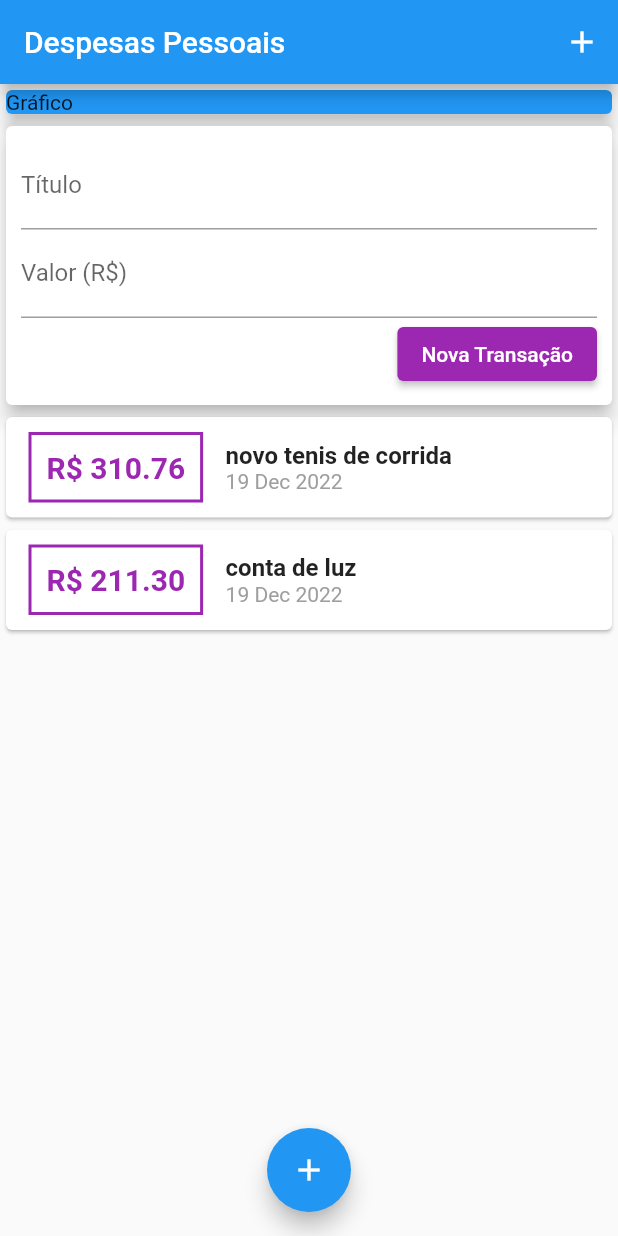
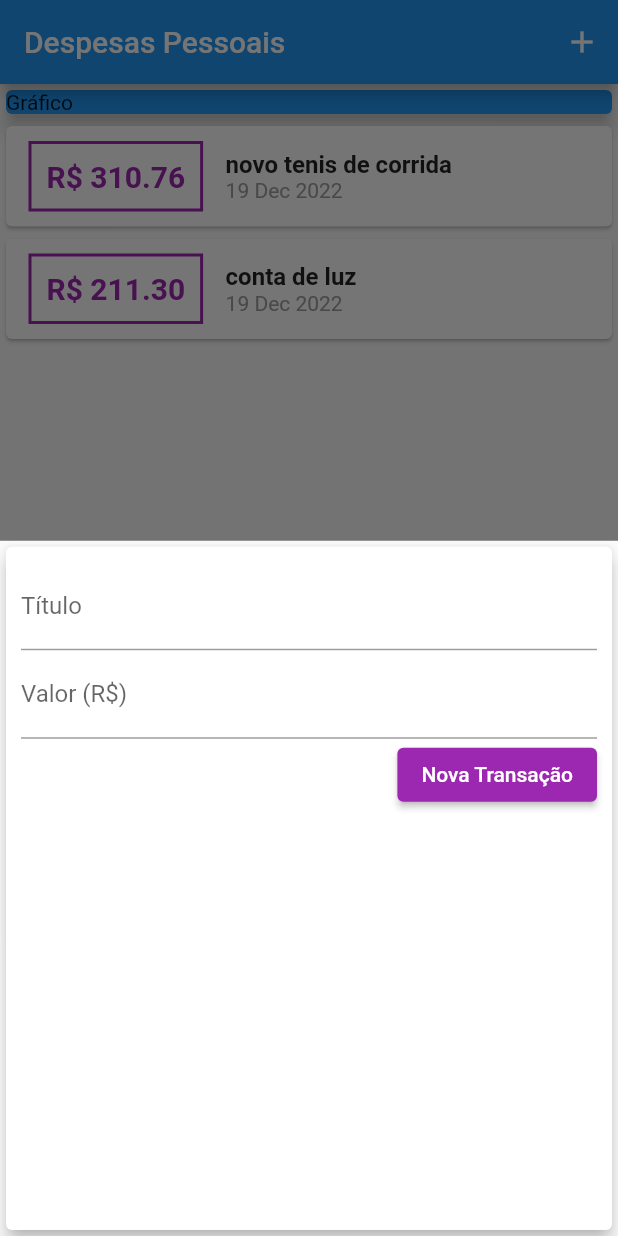
Before and after one commit to Daniel-Veloso/flutter_expenses, a Flutter app: the screen it shows after launch, after a tap on the "add" icon, on a phone screen of 412 x 824 dp. Run offline on Flutter 3.47's test engine with Material 2 defaults, Android fonts, the phone set to English and light mode, and no system bars.

Commit message:
Creating modal, testing modal opening, refactoring code (deletion of transaction_user.dart)

```diff
--- a/lib/components/transaction_form.dart
+++ b/lib/components/transaction_form.dart
@@ -1,13 +1,19 @@
 import 'package:flutter/material.dart';
 
-class TransactionForm extends StatelessWidget {
-
-  final titleController = TextEditingController();
-  final valueController = TextEditingController();
+class TransactionForm extends StatefulWidget {
 
   final void Function(String, double) onSubmit;
 
   TransactionForm(this.onSubmit, {super.key});
+
+  @override
+  State<TransactionForm> createState() => _TransactionFormState();
+}
+
+class _TransactionFormState extends State<TransactionForm> {
+  final titleController = TextEditingController();
+
+  final valueController = TextEditingController();
 
   _submitForm(){
     final title = titleController.text;
@@ -17,7 +23,7 @@ class TransactionForm extends StatelessWidget {
       return;
     }
 
-    onSubmit(title, value);
+    widget.onSubmit(title, value);
   }
 
   @override
--- a/lib/components/transaction_user.dart
+++ /dev/null
@@ -1,54 +0,0 @@
-import 'dart:math';
-
-import 'package:flutter/material.dart';
-import '../models/transaction.dart';
-import './transaction_list.dart';
-import './transaction_form.dart';
-
-class TransactionUser extends StatefulWidget {
-  const TransactionUser({super.key});
-
-  @override
-  State<TransactionUser> createState() => _TransactionUserState();
-}
-
-class _TransactionUserState extends State<TransactionUser> {
-
-  final _transactions = [
-    Transaction(
-      id: 't1',
-      title: 'novo tenis de corrida',
-      value: 310.76,
-      date: DateTime.now()
-      ),
-      Transaction(
-      id: 't2',
-      title: 'conta de luz',
-      value: 211.30,
-      date: DateTime.now()
-      ),
-  ];
-
-  _addTransaction(String title, double value){
-    final newTransaction = Transaction(
-      id: Random().nextDouble().toString(),
-      title: title,
-      value: value,
-      date: DateTime.now(),
-    );
-
-    setState(() {
-      _transactions.add(newTransaction);
-    });
-  }
-
-  @override
-  Widget build(BuildContext context) {
-    return Column(
-      children: [
-        TransactionForm(_addTransaction),
-        TransactionList(_transactions),
-      ],
-    );
-  }
-}
--- a/lib/main.dart
+++ b/lib/main.dart
@@ -1,33 +1,71 @@
+import 'dart:math';
+import 'package:expenses/components/transaction_form.dart';
 import 'package:flutter/material.dart';
-import 'components/transaction_user.dart';
+import '../models/transaction.dart';
+import './components/transaction_list.dart';
+import './components/transaction_form.dart';
 
-main(){
+main() {
   runApp(ExpensesApp());
 }
 
-class ExpensesApp extends StatelessWidget{
+class ExpensesApp extends StatelessWidget {
   const ExpensesApp({super.key});
 
   @override
-  Widget build(BuildContext context){
+  Widget build(BuildContext context) {
     return MaterialApp(
       home: MyHomePage(),
     );
   }
-
 }
 
-class MyHomePage extends StatelessWidget{
+class MyHomePage extends StatefulWidget {
+  @override
+  State<MyHomePage> createState() => _MyHomePageState();
+}
+
+class _MyHomePageState extends State<MyHomePage> {
+  final _transactions = [
+    Transaction(
+        id: 't1',
+        title: 'novo tenis de corrida',
+        value: 310.76,
+        date: DateTime.now()),
+    Transaction(
+        id: 't2', title: 'conta de luz', value: 211.30, date: DateTime.now()),
+  ];
+
+  _addTransaction(String title, double value) {
+    final newTransaction = Transaction(
+      id: Random().nextDouble().toString(),
+      title: title,
+      value: value,
+      date: DateTime.now(),
+    );
+
+    setState(() {
+      _transactions.add(newTransaction);
+    });
+  }
+
+  _openTransactionFormModal(BuildContext context) {
+    showModalBottomSheet(
+        context: context,
+        builder: (_) {
+          return TransactionForm(_addTransaction);
+        });
+  }
 
   @override
-  Widget build(BuildContext context){
+  Widget build(BuildContext context) {
     return Scaffold(
       appBar: AppBar(
         title: const Text('Despesas Pessoais'),
         actions: [
           IconButton(
             icon: const Icon(Icons.add),
-            onPressed: () {}
+            onPressed: () => _openTransactionFormModal(context)
           ),
         ],
       ),
@@ -42,16 +80,15 @@ class MyHomePage extends StatelessWidget{
                 elevation: 5,
               ),
             ),
-            TransactionUser(),
+            TransactionList(_transactions),
           ],
         ),
       ),
       floatingActionButton: FloatingActionButton(
         child: const Icon(Icons.add),
-        onPressed: () {},
+        onPressed: () => _openTransactionFormModal(context),
       ),
       floatingActionButtonLocation: FloatingActionButtonLocation.centerFloat,
     );
   }
-
 }
```
